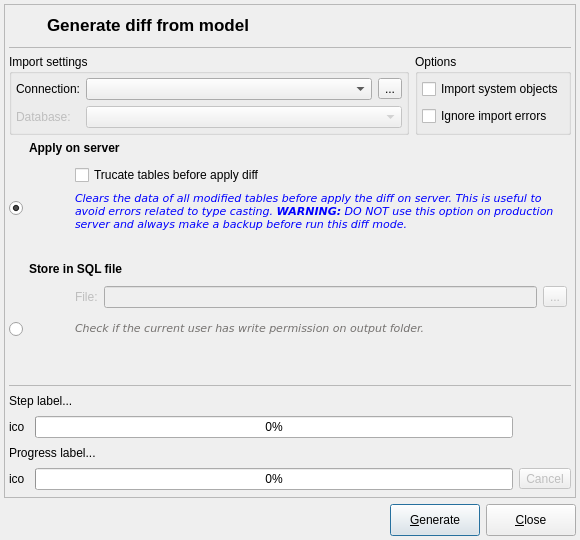
pgmodeler/pgmodeler, file libpgmodeler_ui/ui/modeldatabasediffform.ui: the form before one commit.
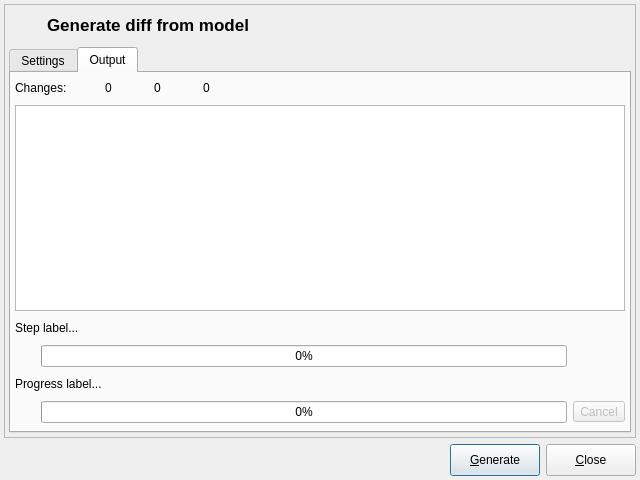
The form after the commit. The open tabs and pages were chosen to show the change. Icons and pictures are not drawn.

Commit message: Model Database diff implementation checkpoint

Patch:
```diff
--- a/libpgmodeler_ui/ui/modeldatabasediffform.ui
+++ b/libpgmodeler_ui/ui/modeldatabasediffform.ui
@@ -9,8 +9,8 @@
    <rect>
     <x>0</x>
     <y>0</y>
-    <width>580</width>
-    <height>540</height>
+    <width>640</width>
+    <height>480</height>
    </rect>
   </property>
   <property name="sizePolicy">
@@ -21,14 +21,14 @@
   </property>
   <property name="minimumSize">
    <size>
-    <width>580</width>
-    <height>540</height>
+    <width>640</width>
+    <height>480</height>
    </size>
   </property>
   <property name="maximumSize">
    <size>
-    <width>580</width>
-    <height>540</height>
+    <width>16777215</width>
+    <height>16777215</height>
    </size>
   </property>
   <property name="windowTitle">
@@ -71,6 +71,80 @@
      <property name="frameShadow">
       <enum>QFrame::Raised</enum>
      </property>
+     <layout class="QGridLayout" name="gridLayout_10">
+      <property name="leftMargin">
+       <number>4</number>
+      </property>
+      <property name="topMargin">
+       <number>4</number>
+      </property>
+      <property name="rightMargin">
+       <number>4</number>
+      </property>
+      <property name="bottomMargin">
+       <number>4</number>
+      </property>
+      <item row="0" column="0">
+       <layout class="QHBoxLayout" name="horizontalLayout">
+        <item>
+         <widget class="QLabel" name="label_2">
+          <property name="sizePolicy">
+           <sizepolicy hsizetype="Fixed" vsizetype="Fixed">
+            <horstretch>0</horstretch>
+            <verstretch>0</verstretch>
+           </sizepolicy>
+          </property>
+          <property name="minimumSize">
+           <size>
+            <width>32</width>
+            <height>32</height>
+           </size>
+          </property>
+          <property name="maximumSize">
+           <size>
+            <width>32</width>
+            <height>32</height>
+           </size>
+          </property>
+          <property name="text">
+           <string/>
+          </property>
+          <property name="pixmap">
+           <pixmap resource="../res/resources.qrc">:/icones/icones/sync.png</pixmap>
+          </property>
+         </widget>
+        </item>
+        <item>
+         <widget class="QLabel" name="title_lbl">
+          <property name="sizePolicy">
+           <sizepolicy hsizetype="Preferred" vsizetype="Fixed">
+            <horstretch>0</horstretch>
+            <verstretch>0</verstretch>
+           </sizepolicy>
+          </property>
+          <property name="font">
+           <font>
+            <pointsize>13</pointsize>
+            <weight>75</weight>
+            <bold>true</bold>
+           </font>
+          </property>
+          <property name="text">
+           <string>Generate diff from model</string>
+          </property>
+         </widget>
+        </item>
+       </layout>
+      </item>
+      <item row="1" column="0">
+       <widget class="QTabWidget" name="settings_tbw">
+        <property name="currentIndex">
+         <number>0</number>
+        </property>
+        <widget class="QWidget" name="tab">
+         <attribute name="title">
+          <string>Settings</string>
+         </attribute>
      <layout class="QGridLayout" name="gridLayout_8">
       <property name="leftMargin">
        <number>4</number>
@@ -85,175 +159,6 @@
        <number>4</number>
       </property>
       <item row="1" column="0" colspan="2">
-       <widget class="QFrame" name="ln1_frm">
-        <property name="minimumSize">
-         <size>
-          <width>0</width>
-          <height>1</height>
-         </size>
-        </property>
-        <property name="maximumSize">
-         <size>
-          <width>16777215</width>
-          <height>1</height>
-         </size>
-        </property>
-        <property name="frameShape">
-         <enum>QFrame::StyledPanel</enum>
-        </property>
-        <property name="frameShadow">
-         <enum>QFrame::Sunken</enum>
-        </property>
-       </widget>
-      </item>
-      <item row="2" column="0">
-       <widget class="QGroupBox" name="groupBox">
-        <property name="minimumSize">
-         <size>
-          <width>0</width>
-          <height>0</height>
-         </size>
-        </property>
-        <property name="title">
-         <string>Import settings</string>
-        </property>
-        <layout class="QGridLayout" name="gridLayout_7">
-         <property name="leftMargin">
-          <number>4</number>
-         </property>
-         <property name="topMargin">
-          <number>4</number>
-         </property>
-         <property name="rightMargin">
-          <number>4</number>
-         </property>
-         <property name="bottomMargin">
-          <number>4</number>
-         </property>
-         <item row="0" column="0">
-          <widget class="QLabel" name="connection_lbl">
-           <property name="text">
-            <string>Connection:</string>
-           </property>
-          </widget>
-         </item>
-         <item row="0" column="1">
-          <layout class="QHBoxLayout" name="horizontalLayout_4">
-           <item>
-            <widget class="QComboBox" name="connections_cmb">
-             <property name="sizePolicy">
-              <sizepolicy hsizetype="Expanding" vsizetype="Fixed">
-               <horstretch>0</horstretch>
-               <verstretch>0</verstretch>
-              </sizepolicy>
-             </property>
-            </widget>
-           </item>
-           <item>
-            <widget class="QToolButton" name="connect_tb">
-             <property name="toolTip">
-              <string>Connect and list available databases</string>
-             </property>
-             <property name="text">
-              <string>...</string>
-             </property>
-             <property name="icon">
-              <iconset resource="../res/resources.qrc">
-               <normaloff>:/icones/icones/conexaobd.png</normaloff>:/icones/icones/conexaobd.png</iconset>
-             </property>
-             <property name="iconSize">
-              <size>
-               <width>22</width>
-               <height>22</height>
-              </size>
-             </property>
-            </widget>
-           </item>
-          </layout>
-         </item>
-         <item row="1" column="0">
-          <widget class="QLabel" name="database_lbl">
-           <property name="enabled">
-            <bool>false</bool>
-           </property>
-           <property name="text">
-            <string>Database:</string>
-           </property>
-           <property name="indent">
-            <number>-1</number>
-           </property>
-          </widget>
-         </item>
-         <item row="1" column="1">
-          <widget class="QComboBox" name="database_cmb">
-           <property name="enabled">
-            <bool>false</bool>
-           </property>
-           <property name="sizePolicy">
-            <sizepolicy hsizetype="Expanding" vsizetype="Fixed">
-             <horstretch>0</horstretch>
-             <verstretch>0</verstretch>
-            </sizepolicy>
-           </property>
-           <property name="iconSize">
-            <size>
-             <width>20</width>
-             <height>20</height>
-            </size>
-           </property>
-          </widget>
-         </item>
-        </layout>
-       </widget>
-      </item>
-      <item row="2" column="1">
-       <widget class="QGroupBox" name="groupBox_2">
-        <property name="title">
-         <string>Options</string>
-        </property>
-        <layout class="QVBoxLayout" name="verticalLayout">
-         <property name="leftMargin">
-          <number>4</number>
-         </property>
-         <property name="topMargin">
-          <number>4</number>
-         </property>
-         <property name="rightMargin">
-          <number>4</number>
-         </property>
-         <property name="bottomMargin">
-          <number>4</number>
-         </property>
-         <item>
-          <widget class="QCheckBox" name="import_sys_objs_chk">
-           <property name="sizePolicy">
-            <sizepolicy hsizetype="Preferred" vsizetype="Fixed">
-             <horstretch>0</horstretch>
-             <verstretch>0</verstretch>
-            </sizepolicy>
-           </property>
-           <property name="text">
-            <string>Import system objects</string>
-           </property>
-          </widget>
-         </item>
-         <item>
-          <widget class="QCheckBox" name="ignore_errors_chk">
-           <property name="sizePolicy">
-            <sizepolicy hsizetype="Minimum" vsizetype="Fixed">
-             <horstretch>0</horstretch>
-             <verstretch>0</verstretch>
-            </sizepolicy>
-           </property>
-           <property name="text">
-            <string>Ignore import errors</string>
-           </property>
-          </widget>
-         </item>
-        </layout>
-       </widget>
-      </item>
-      <item row="3" column="0" colspan="2">
        <layout class="QGridLayout" name="gridLayout_4">
         <item row="1" column="1">
          <widget class="QWidget" name="apply_on_server_wgt" native="true">
@@ -424,7 +329,7 @@
         </item>
        </layout>
       </item>
-      <item row="4" column="0" colspan="2">
+          <item row="2" column="0" colspan="2">
        <layout class="QGridLayout" name="gridLayout_5">
         <item row="0" column="1">
          <widget class="QLabel" name="export_to_file_lbl">
@@ -618,6 +523,73 @@
           </layout>
          </widget>
         </item>
+           </layout>
+          </item>
+          <item row="0" column="0">
+           <widget class="QGroupBox" name="groupBox">
+            <property name="minimumSize">
+             <size>
+              <width>0</width>
+              <height>0</height>
+             </size>
+            </property>
+            <property name="title">
+             <string>Import settings</string>
+            </property>
+            <layout class="QGridLayout" name="gridLayout_7">
+             <property name="leftMargin">
+              <number>4</number>
+             </property>
+             <property name="topMargin">
+              <number>4</number>
+             </property>
+             <property name="rightMargin">
+              <number>4</number>
+             </property>
+             <property name="bottomMargin">
+              <number>4</number>
+             </property>
+             <item row="0" column="0">
+              <widget class="QLabel" name="connection_lbl">
+               <property name="text">
+                <string>Connection:</string>
+               </property>
+              </widget>
+             </item>
+             <item row="0" column="1">
+              <layout class="QHBoxLayout" name="horizontalLayout_4">
+               <item>
+                <widget class="QComboBox" name="connections_cmb">
+                 <property name="sizePolicy">
+                  <sizepolicy hsizetype="Expanding" vsizetype="Fixed">
+                   <horstretch>0</horstretch>
+                   <verstretch>0</verstretch>
+                  </sizepolicy>
+                 </property>
+                </widget>
+               </item>
+               <item>
+                <widget class="QToolButton" name="connect_tb">
+                 <property name="toolTip">
+                  <string>Connect and list available databases</string>
+                 </property>
+                 <property name="text">
+                  <string>...</string>
+                 </property>
+                 <property name="icon">
+                  <iconset resource="../res/resources.qrc">
+                   <normaloff>:/icones/icones/conexaobd.png</normaloff>:/icones/icones/conexaobd.png</iconset>
+                 </property>
+                 <property name="iconSize">
+                  <size>
+                   <width>22</width>
+                   <height>22</height>
+                  </size>
+                 </property>
+                </widget>
+               </item>
+              </layout>
+             </item>
         <item row="1" column="0">
          <widget class="QRadioButton" name="store_in_file_rb">
           <property name="sizePolicy">
@@ -626,6 +598,40 @@
             <verstretch>0</verstretch>
            </sizepolicy>
           </property>
+               <property name="iconSize">
+                <size>
+                 <width>20</width>
+                 <height>20</height>
+                </size>
+               </property>
+              </widget>
+             </item>
+            </layout>
+           </widget>
+          </item>
+          <item row="0" column="1">
+           <widget class="QGroupBox" name="groupBox_2">
+            <property name="title">
+             <string>Options</string>
+            </property>
+            <layout class="QVBoxLayout" name="verticalLayout">
+             <property name="leftMargin">
+              <number>4</number>
+             </property>
+             <property name="topMargin">
+              <number>4</number>
+             </property>
+             <property name="rightMargin">
+              <number>4</number>
+             </property>
+             <property name="bottomMargin">
+              <number>4</number>
+             </property>
+             <item>
+              <widget class="QCheckBox" name="verbose_chk">
+               <property name="toolTip">
+                <string>Display all process output when checked. Unchecking it will display only compare output.</string>
+               </property>
           <property name="text">
            <string/>
           </property>
@@ -634,9 +640,275 @@
           </property>
          </widget>
         </item>
-       </layout>
-      </item>
-      <item row="5" column="0" colspan="2">
+             <item>
+              <widget class="QCheckBox" name="import_sys_objs_chk">
+               <property name="sizePolicy">
+                <sizepolicy hsizetype="Preferred" vsizetype="Fixed">
+                 <horstretch>0</horstretch>
+                 <verstretch>0</verstretch>
+                </sizepolicy>
+               </property>
+               <property name="text">
+                <string>Import system objects</string>
+               </property>
+              </widget>
+             </item>
+             <item>
+              <widget class="QCheckBox" name="ignore_errors_chk">
+               <property name="sizePolicy">
+                <sizepolicy hsizetype="Minimum" vsizetype="Fixed">
+                 <horstretch>0</horstretch>
+                 <verstretch>0</verstretch>
+                </sizepolicy>
+               </property>
+               <property name="text">
+                <string>Ignore import errors</string>
+               </property>
+              </widget>
+             </item>
+            </layout>
+           </widget>
+          </item>
+          <item row="3" column="0">
+           <spacer name="verticalSpacer">
+            <property name="orientation">
+             <enum>Qt::Vertical</enum>
+            </property>
+            <property name="sizeHint" stdset="0">
+             <size>
+              <width>20</width>
+              <height>40</height>
+             </size>
+            </property>
+           </spacer>
+          </item>
+         </layout>
+        </widget>
+        <widget class="QWidget" name="tab_2">
+         <attribute name="title">
+          <string>Output</string>
+         </attribute>
+         <layout class="QGridLayout" name="gridLayout_9">
+          <property name="leftMargin">
+           <number>4</number>
+          </property>
+          <property name="topMargin">
+           <number>4</number>
+          </property>
+          <property name="rightMargin">
+           <number>4</number>
+          </property>
+          <property name="bottomMargin">
+           <number>4</number>
+          </property>
+          <item row="0" column="0">
+           <widget class="QLabel" name="label_6">
+            <property name="text">
+             <string>Changes:</string>
+            </property>
+           </widget>
+          </item>
+          <item row="0" column="1">
+           <layout class="QHBoxLayout" name="horizontalLayout_6">
+            <property name="spacing">
+             <number>10</number>
+            </property>
+            <property name="topMargin">
+             <number>0</number>
+            </property>
+            <item>
+             <layout class="QHBoxLayout" name="horizontalLayout_2">
+              <item>
+               <widget class="QLabel" name="step_ico_lbl_2">
+                <property name="sizePolicy">
+                 <sizepolicy hsizetype="Fixed" vsizetype="Fixed">
+                  <horstretch>0</horstretch>
+                  <verstretch>0</verstretch>
+                 </sizepolicy>
+                </property>
+                <property name="minimumSize">
+                 <size>
+                  <width>22</width>
+                  <height>22</height>
+                 </size>
+                </property>
+                <property name="maximumSize">
+                 <size>
+                  <width>22</width>
+                  <height>22</height>
+                 </size>
+                </property>
+                <property name="toolTip">
+                 <string>Objects to be created</string>
+                </property>
+                <property name="text">
+                 <string/>
+                </property>
+                <property name="pixmap">
+                 <pixmap resource="../res/resources.qrc">:/icones/icones/criado.png</pixmap>
+                </property>
+                <property name="scaledContents">
+                 <bool>true</bool>
+                </property>
+               </widget>
+              </item>
+              <item>
+               <widget class="QLabel" name="label_3">
+                <property name="toolTip">
+                 <string>Objects to be created</string>
+                </property>
+                <property name="text">
+                 <string>0</string>
+                </property>
+               </widget>
+              </item>
+             </layout>
+            </item>
+            <item>
+             <layout class="QHBoxLayout" name="horizontalLayout_3">
+              <item>
+               <widget class="QLabel" name="step_ico_lbl_3">
+                <property name="sizePolicy">
+                 <sizepolicy hsizetype="Fixed" vsizetype="Fixed">
+                  <horstretch>0</horstretch>
+                  <verstretch>0</verstretch>
+                 </sizepolicy>
+                </property>
+                <property name="minimumSize">
+                 <size>
+                  <width>22</width>
+                  <height>22</height>
+                 </size>
+                </property>
+                <property name="maximumSize">
+                 <size>
+                  <width>22</width>
+                  <height>22</height>
+                 </size>
+                </property>
+                <property name="toolTip">
+                 <string>Objects to be changed</string>
+                </property>
+                <property name="text">
+                 <string/>
+                </property>
+                <property name="pixmap">
+                 <pixmap resource="../res/resources.qrc">:/icones/icones/modificado.png</pixmap>
+                </property>
+                <property name="scaledContents">
+                 <bool>true</bool>
+                </property>
+                <property name="indent">
+                 <number>-1</number>
+                </property>
+               </widget>
+              </item>
+              <item>
+               <widget class="QLabel" name="label_4">
+                <property name="toolTip">
+                 <string>Objects to be changed</string>
+                </property>
+                <property name="text">
+                 <string>0</string>
+                </property>
+               </widget>
+              </item>
+             </layout>
+            </item>
+            <item>
+             <layout class="QHBoxLayout" name="horizontalLayout_5">
+              <item>
+               <widget class="QLabel" name="step_ico_lbl_4">
+                <property name="sizePolicy">
+                 <sizepolicy hsizetype="Fixed" vsizetype="Fixed">
+                  <horstretch>0</horstretch>
+                  <verstretch>0</verstretch>
+                 </sizepolicy>
+                </property>
+                <property name="minimumSize">
+                 <size>
+                  <width>22</width>
+                  <height>22</height>
+                 </size>
+                </property>
+                <property name="maximumSize">
+                 <size>
+                  <width>22</width>
+                  <height>22</height>
+                 </size>
+                </property>
+                <property name="toolTip">
+                 <string>Objects to be dropped</string>
+                </property>
+                <property name="text">
+                 <string/>
+                </property>
+                <property name="pixmap">
+                 <pixmap resource="../res/resources.qrc">:/icones/icones/removido.png</pixmap>
+                </property>
+                <property name="scaledContents">
+                 <bool>true</bool>
+                </property>
+               </widget>
+              </item>
+              <item>
+               <widget class="QLabel" name="label_5">
+                <property name="toolTip">
+                 <string>Objects to be dropped</string>
+                </property>
+                <property name="text">
+                 <string>0</string>
+                </property>
+               </widget>
+              </item>
+             </layout>
+            </item>
+           </layout>
+          </item>
+          <item row="0" column="2">
+           <spacer name="horizontalSpacer">
+            <property name="orientation">
+             <enum>Qt::Horizontal</enum>
+            </property>
+            <property name="sizeHint" stdset="0">
+             <size>
+              <width>40</width>
+              <height>20</height>
+             </size>
+            </property>
+           </spacer>
+          </item>
+          <item row="1" column="0" colspan="4">
+           <widget class="QTreeWidget" name="output_trw">
+            <property name="alternatingRowColors">
+             <bool>true</bool>
+            </property>
+            <property name="selectionMode">
+             <enum>QAbstractItemView::SingleSelection</enum>
+            </property>
+            <property name="iconSize">
+             <size>
+              <width>18</width>
+              <height>18</height>
+             </size>
+            </property>
+            <property name="indentation">
+             <number>20</number>
+            </property>
+            <property name="uniformRowHeights">
+             <bool>false</bool>
+            </property>
+            <attribute name="headerVisible">
+             <bool>false</bool>
+            </attribute>
+            <column>
+             <property name="text">
+              <string/>
+             </property>
+            </column>
+           </widget>
+          </item>
+          <item row="2" column="0" colspan="4">
        <widget class="QWidget" name="progress_parent_wgt" native="true">
         <property name="sizePolicy">
          <sizepolicy hsizetype="Preferred" vsizetype="Preferred">
@@ -663,8 +935,8 @@
          <property name="bottomMargin">
           <number>0</number>
          </property>
-         <item row="4" column="0">
-          <widget class="QLabel" name="ico_lbl">
+             <item row="3" column="0">
+              <widget class="QLabel" name="progress_ico_lbl">
            <property name="sizePolicy">
             <sizepolicy hsizetype="Fixed" vsizetype="Fixed">
              <horstretch>0</horstretch>
@@ -684,14 +956,14 @@
             </size>
            </property>
            <property name="text">
-            <string>ico</string>
+                <string/>
            </property>
            <property name="scaledContents">
             <bool>true</bool>
            </property>
           </widget>
          </item>
-         <item row="4" column="2">
+             <item row="3" column="2">
           <widget class="QToolButton" name="cancel_btn">
            <property name="enabled">
             <bool>false</bool>
@@ -714,14 +986,14 @@
            </property>
           </widget>
          </item>
-         <item row="4" column="1">
+             <item row="3" column="1">
           <widget class="QProgressBar" name="progress_pb">
            <property name="value">
             <number>0</number>
            </property>
           </widget>
          </item>
-         <item row="1" column="0" colspan="2">
+             <item row="0" column="0" colspan="2">
           <widget class="QLabel" name="step_lbl">
            <property name="sizePolicy">
             <sizepolicy hsizetype="Preferred" vsizetype="Fixed">
@@ -734,14 +1006,14 @@
            </property>
           </widget>
          </item>
-         <item row="2" column="1">
+             <item row="1" column="1">
           <widget class="QProgressBar" name="step_pb">
            <property name="value">
             <number>0</number>
            </property>
           </widget>
          </item>
-         <item row="3" column="0" colspan="2">
+             <item row="2" column="0" colspan="2">
           <widget class="QLabel" name="progress_lbl">
            <property name="sizePolicy">
             <sizepolicy hsizetype="Preferred" vsizetype="Fixed">
@@ -754,7 +1026,7 @@
            </property>
           </widget>
          </item>
-         <item row="2" column="0">
+             <item row="1" column="0">
           <widget class="QLabel" name="step_ico_lbl">
            <property name="sizePolicy">
             <sizepolicy hsizetype="Fixed" vsizetype="Fixed">
@@ -775,96 +1047,21 @@
             </size>
            </property>
            <property name="text">
-            <string>ico</string>
+                <string/>
            </property>
            <property name="scaledContents">
             <bool>true</bool>
            </property>
           </widget>
          </item>
-         <item row="0" column="0" colspan="3">
-          <widget class="QFrame" name="ln2_frm">
-           <property name="minimumSize">
-            <size>
-             <width>0</width>
-             <height>1</height>
-            </size>
-           </property>
-           <property name="maximumSize">
-            <size>
-             <width>16777215</width>
-             <height>1</height>
-            </size>
-           </property>
-           <property name="frameShape">
-            <enum>QFrame::StyledPanel</enum>
-           </property>
-           <property name="frameShadow">
-            <enum>QFrame::Sunken</enum>
-           </property>
+            </layout>
           </widget>
          </item>
         </layout>
        </widget>
-      </item>
-      <item row="0" column="0" colspan="2">
-       <layout class="QHBoxLayout" name="horizontalLayout">
-        <item>
-         <widget class="QLabel" name="label_2">
-          <property name="sizePolicy">
-           <sizepolicy hsizetype="Fixed" vsizetype="Fixed">
-            <horstretch>0</horstretch>
-            <verstretch>0</verstretch>
-           </sizepolicy>
-          </property>
-          <property name="minimumSize">
-           <size>
-            <width>32</width>
-            <height>32</height>
-           </size>
-          </property>
-          <property name="maximumSize">
-           <size>
-            <width>32</width>
-            <height>32</height>
-           </size>
-          </property>
-          <property name="text">
-           <string/>
-          </property>
-          <property name="pixmap">
-           <pixmap resource="../res/resources.qrc">:/icones/icones/sync.png</pixmap>
-          </property>
-         </widget>
-        </item>
-        <item>
-         <widget class="QLabel" name="title_lbl">
-          <property name="sizePolicy">
-           <sizepolicy hsizetype="Preferred" vsizetype="Fixed">
-            <horstretch>0</horstretch>
-            <verstretch>0</verstretch>
-           </sizepolicy>
-          </property>
-          <property name="font">
-           <font>
-            <pointsize>13</pointsize>
-            <weight>75</weight>
-            <bold>true</bold>
-           </font>
-          </property>
-          <property name="text">
-           <string>Generate diff from model</string>
-          </property>
-         </widget>
-        </item>
-       </layout>
-      </item>
-     </layout>
-     <zorder>ln1_frm</zorder>
-     <zorder>progress_parent_wgt</zorder>
-     <zorder>groupBox</zorder>
-     <zorder></zorder>
-     <zorder>groupBox_2</zorder>
+       </widget>
+      </item>
+     </layout>
     </widget>
    </item>
    <item row="1" column="0">
```
Left out of the diff: 40 changed lines with no effect on the pictures. Lines whose indentation alone changed are shown as unchanged. The commit also changes 11 other files.
